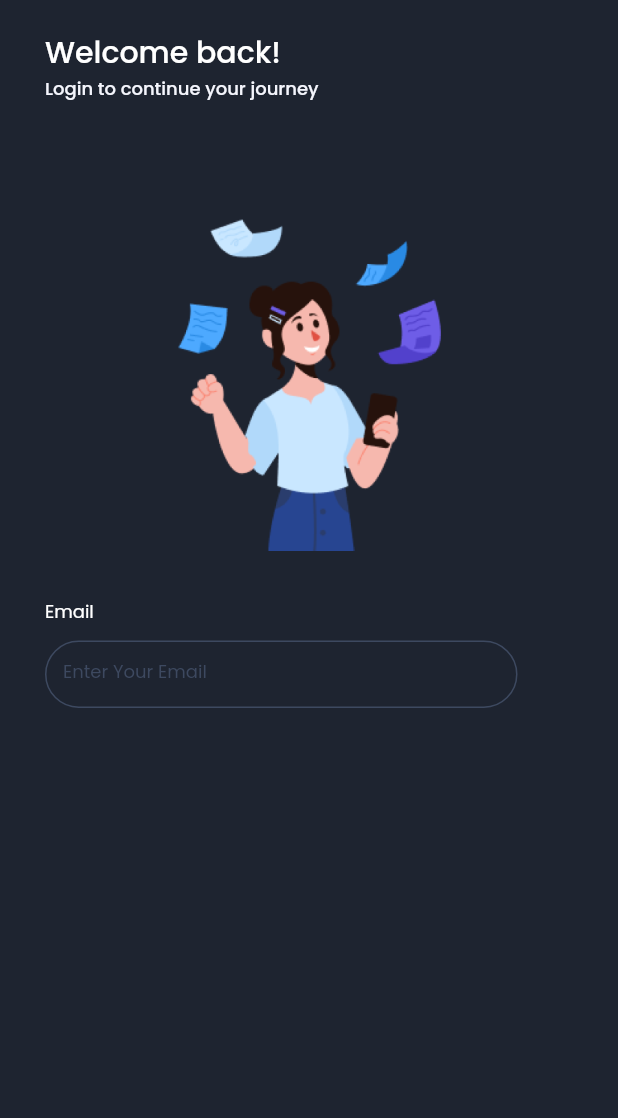
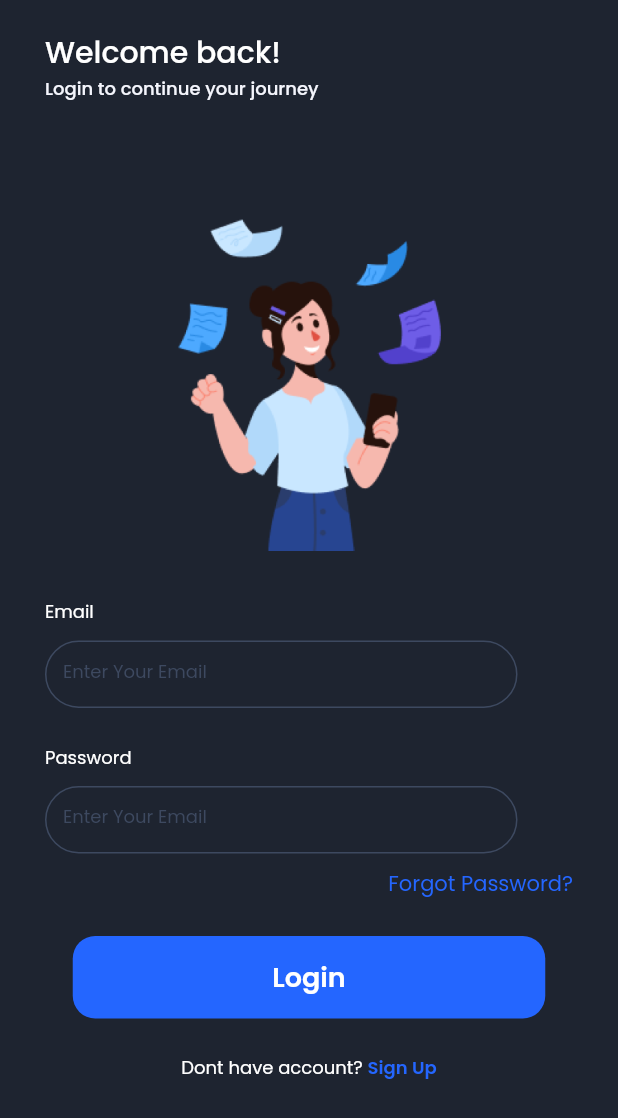
Before and after one commit to azharuanwar/xwallet_flutter, a Flutter app: the screen it shows after launch, on a phone screen of 412 x 824 dp. Shown: the top 1118 px of the screen. Run offline on Flutter 3.47's test engine with Material 2 defaults, Android fonts, the phone set to English and light mode, and no system bars; our stand-ins replace google_fonts.

Commit message:
login page

```diff
--- a/lib/pages/login_page.dart
+++ b/lib/pages/login_page.dart
@@ -78,6 +78,109 @@ class LoginPage extends StatelessWidget {
                 ],
               ),
             ),
+            SizedBox(
+              height: 24,
+            ),
+            Container(
+              margin: EdgeInsets.only(left: defaultMargin),
+              child: Column(
+                crossAxisAlignment: CrossAxisAlignment.start,
+                children: [
+                  Text(
+                    'Password',
+                    style: textGeneral.copyWith(
+                        fontSize: 12,
+                        fontWeight: FontWeight.w400,
+                        color: whiteColor),
+                  ),
+                  Container(
+                    margin: EdgeInsets.only(top: 10),
+                    width: 315,
+                    height: 45,
+                    decoration:
+                        BoxDecoration(borderRadius: BorderRadius.circular(40)),
+                    child: TextField(
+                      decoration: InputDecoration(
+                        hintText: 'Enter Your Email',
+                        hintStyle: textGeneral.copyWith(
+                            fontSize: 12, color: darkColor),
+                        enabledBorder: OutlineInputBorder(
+                          borderSide: BorderSide(color: darkColor),
+                          borderRadius: BorderRadius.circular(40),
+                        ),
+                        border: OutlineInputBorder(),
+                      ),
+                    ),
+                  ),
+                ],
+              ),
+            ),
+            SizedBox(
+              height: 10,
+            ),
+            Padding(
+              padding: EdgeInsets.only(right: defaultMargin),
+              child: Align(
+                alignment: Alignment.centerRight,
+                child: Text(
+                  'Forgot Password?',
+                  style: textGeneral.copyWith(
+                      fontSize: 14, color: Color(0xff2466FF)),
+                ),
+              ),
+            ),
+            SizedBox(
+              height: 24,
+            ),
+            Center(
+              child: Column(
+                children: [
+                  Container(
+                    // margin: EdgeInsets.only(top: 14),
+                    width: 315,
+                    height: 55,
+                    decoration: BoxDecoration(
+                      color: primaryColor,
+                      borderRadius: BorderRadius.circular(15),
+                    ),
+                    child: Align(
+                      alignment: Alignment.center,
+                      child: Text(
+                        'Login',
+                        style: textGeneral.copyWith(
+                            fontSize: 18,
+                            fontWeight: FontWeight.w600,
+                            color: whiteColor),
+                        textAlign: TextAlign.center,
+                      ),
+                    ),
+                  ),
+                  SizedBox(
+                    height: 24,
+                  ),
+                  Row(
+                    mainAxisAlignment: MainAxisAlignment.center,
+                    children: [
+                      Text(
+                        'Dont have account? ',
+                        style: textGeneral.copyWith(
+                            color: whiteColor, fontSize: 12),
+                      ),
+                      InkWell(
+                        onTap: () {},
+                        child: Text(
+                          'Sign Up',
+                          style: textGeneral.copyWith(
+                              color: primaryColor,
+                              fontSize: 12,
+                              fontWeight: FontWeight.w600),
+                        ),
+                      ),
+                    ],
+                  )
+                ],
+              ),
+            ),
           ],
         ),
       );
--- a/lib/theme.dart
+++ b/lib/theme.dart
@@ -6,6 +6,7 @@ double defaultMargin = 30;
 Color backgroundColor1 = Color(0xff1E2430);
 Color backgroundColor2 = Color(0xff0F121D);
 
+Color primaryColor = Color(0xff2466FF);
 Color whiteColor = Color(0xffFFFFFF);
 Color greyColor = Color(0xffF4F5FC);
 Color darkColor = Color(0xff3D4960);
```
